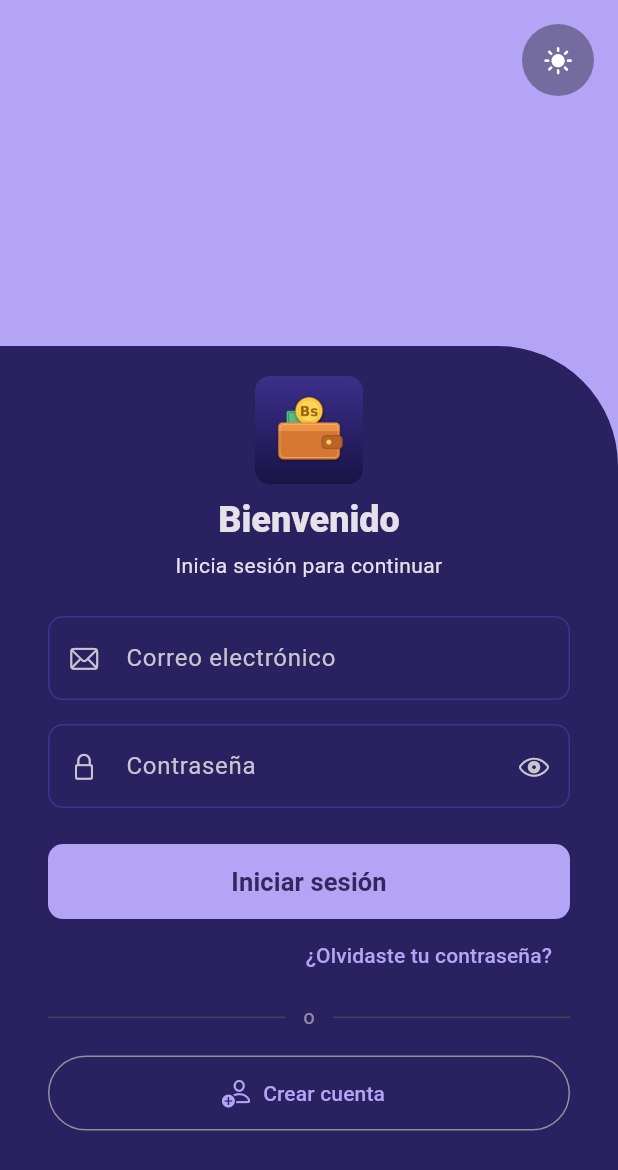
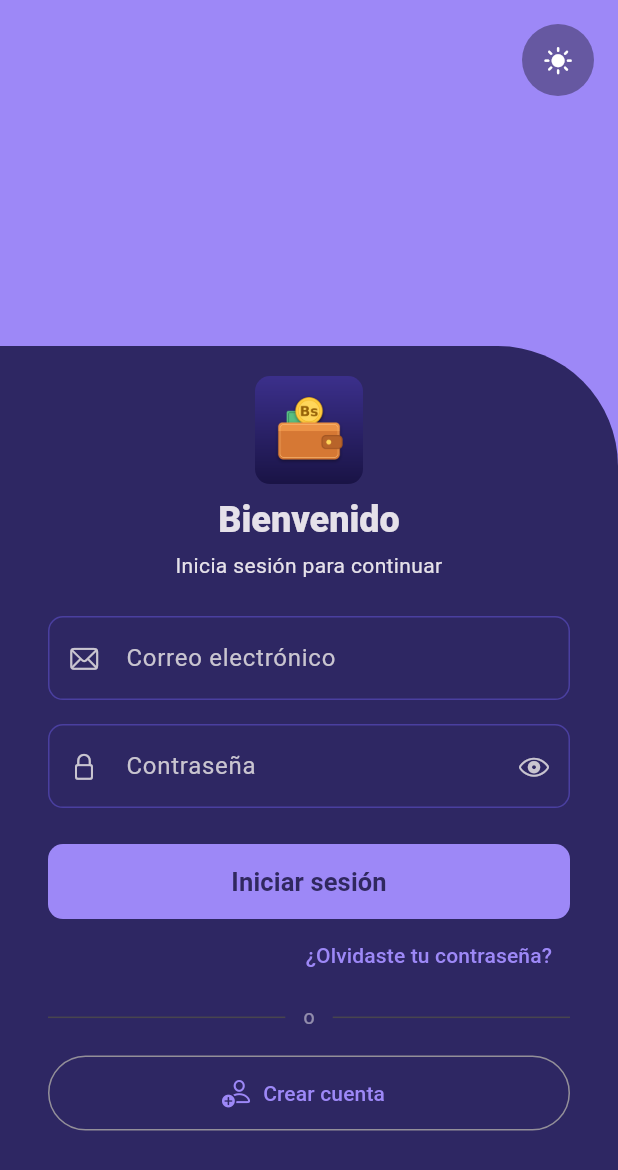
Before and after one commit to Fercho63036/gastos_app, a Flutter app: the screen it shows after launch, after a tap on an icon or button, on a phone screen of 412 x 824 dp. Shown: the top 1170 px of the screen. Run offline on Flutter 3.47's test engine with Material 3 defaults, Android fonts, the phone set to English and light mode, and no system bars; our stand-ins replace get_it, go_router, shared_preferences, sqflite; accounts and stored records are empty.

Commit message:
Style: corrige colores en gastos

```diff
--- a/lib/app/core/theme/app_colores.dart
+++ b/lib/app/core/theme/app_colores.dart
@@ -1,15 +1,15 @@
 import 'package:flutter/material.dart';
 
 /// Paleta blanco + morado, tomada de los fondos del logo:
-/// lavanda (claro) / índigo (oscuro).
+/// lavanda (claro) / morado índigo suave (oscuro).
 class AppColores {
   AppColores._();
 
   static const Color primario = Color(0xFF5B45C9);
-  static const Color primarioOscuro = Color(0xFFB3A4F5);
+  static const Color primarioOscuro = Color(0xFF9D88F7);
 
   static const Color secundario = Color(0xFF8E7CE6);
-  static const Color secundarioOscuro = Color(0xFFCFC5FA);
+  static const Color secundarioOscuro = Color(0xFFBBA9FB);
 
   static const Color exito = Color(0xFF4CAF7A);
   static const Color exitoOscuro = Color(0xFF57C084);
@@ -25,7 +25,7 @@ class AppColores {
   static const Color bordeClaro = Color(0xFFDCD8EE);
 
   // Modo oscuro
-  static const Color fondoOscuro = Color(0xFF1E1748);
-  static const Color superficieOscura = Color(0xFF2A2160);
-  static const Color bordeOscuro = Color(0xFF3D3290);
+  static const Color fondoOscuro = Color(0xFF221C4A);
+  static const Color superficieOscura = Color(0xFF2E2763);
+  static const Color bordeOscuro = Color(0xFF4A3FA0);
 }
```
